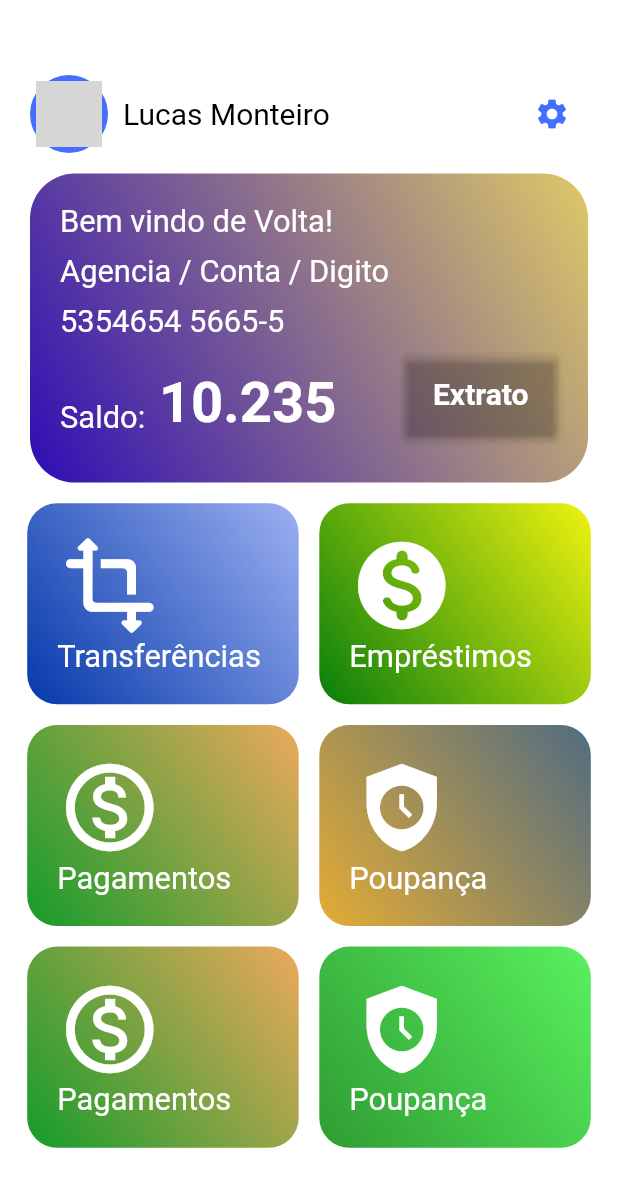
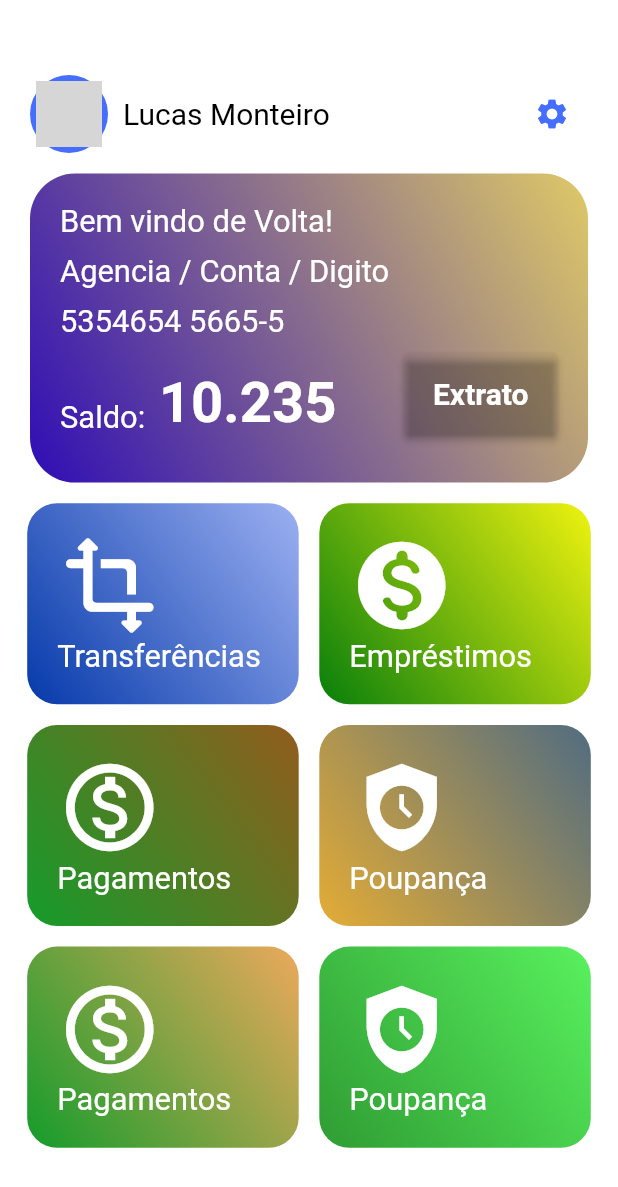
Before and after one commit to kelvinalmeida/oxe_backing, a Flutter app: the HomeScreen screen opened directly, on a phone screen of 412 x 824 dp. Shown: the top 1187 px of the screen. Run offline on Flutter 3.47's test engine with Material 2 defaults, Android fonts, the light colour scheme and no system bars; our stand-ins replace month_picker_dialog; missing offline and left inert: dart:ffi; grey boxes are pictures that could not be loaded.

Commit message:
perfil up

```diff
--- a/lib/screens/HomeScreen.dart
+++ b/lib/screens/HomeScreen.dart
@@ -56,7 +56,7 @@ class HomeScreen extends StatelessWidget {
                 const Servicos(
                   nome: 'Pagamentos',
                   color1: Color.fromARGB(255, 20, 156, 43),
-                  color2: Color.fromARGB(255, 236, 169, 92),
+                  color2: Color.fromARGB(255, 146, 92, 29),
                   iconOfService: Icons.monetization_on_outlined,
                   screenTarget: Saldo(),
                 ),
--- a/lib/widgets/fotoPerfilNome.dart
+++ b/lib/widgets/fotoPerfilNome.dart
@@ -1,13 +1,23 @@
 import 'package:flutter/material.dart';
+import 'package:oxe_backing/screens/perfil.dart';
 
 class FotoPerfilNome extends StatelessWidget {
   const FotoPerfilNome({super.key});
 
+  void showPerfil(BuildContext context) {
+    Navigator.of(context)
+        .push(MaterialPageRoute(builder: (ctx) => const Perfil()));
+  }
+
   @override
   Widget build(BuildContext context) {
-    return const Row(
+    return Row(
       children: [
-        CircleAvatar(
+        InkWell(
+          onTap: () {
+            showPerfil(context);
+          },
+          child: const CircleAvatar(
             radius: 26,
             backgroundColor: Color.fromARGB(255, 69, 110, 254),
             child: CircleAvatar(
@@ -16,10 +26,11 @@ class FotoPerfilNome extends StatelessWidget {
                   'lib/src/img/man1.jpg',
                 )),
           ),
-        SizedBox(
+        ),
+        const SizedBox(
           width: 10,
         ),
-        Text(
+        const Text(
           'Lucas Monteiro',
           style: TextStyle(
             fontSize: 20,
```
Also changed, not shown: lib/screens/perfil.dart (added, +56 -0 lines). Lines whose indentation alone changed are shown as unchanged.
